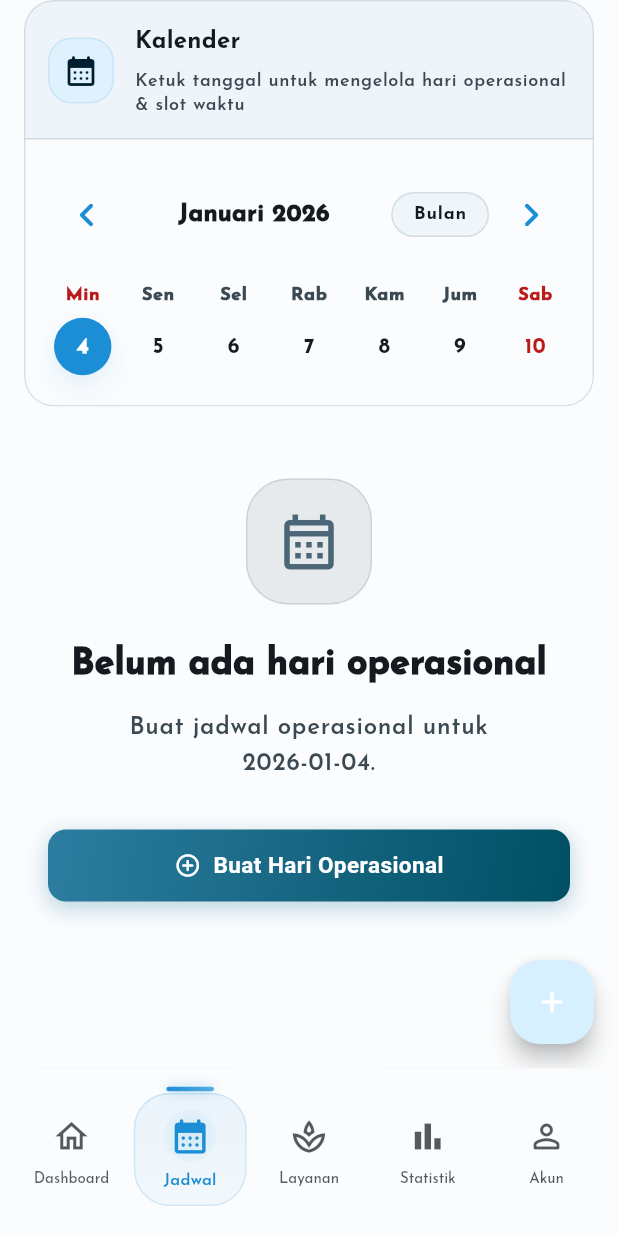
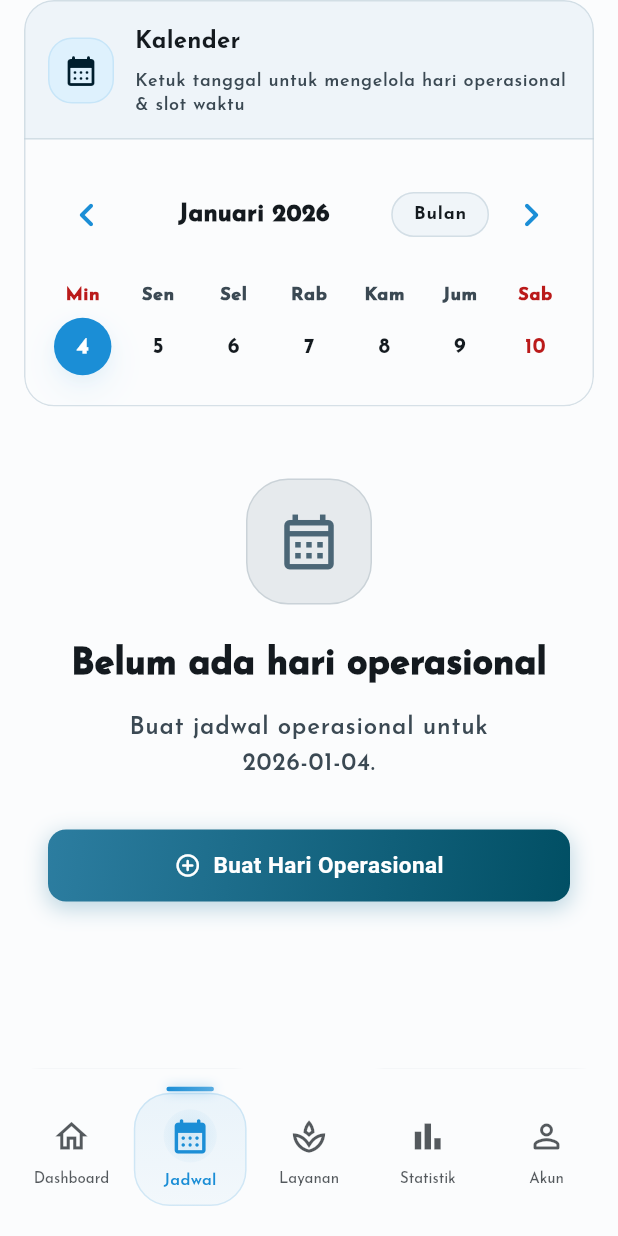
Before and after one commit to eveeze/Ema-Spa-Manager, a Flutter app: the ScheduleView screen opened by its route, item 2 of the bottom bar chosen, on a phone screen of 412 x 824 dp. Run offline on Flutter 3.47's test engine with Material 3 defaults, Android fonts, the phone set to English and light mode, and no system bars; drawn by our look-alikes of table_calendar; our stand-ins replace cached_network_image, connectivity_plus, device_info_plus, dio, equatable, fl_chart and 10 more; missing offline and left inert: onesignal_flutter; accounts and stored records are empty; network calls fail; statements that could not run were skipped.

Commit message:
feat : no fab on schedule view

```diff
--- a/lib/features/notification/controllers/notification_controller.dart
+++ b/lib/features/notification/controllers/notification_controller.dart
@@ -67,7 +67,6 @@ class NotificationController extends GetxController {
 
       _calculateUnreadCount();
     } catch (e) {
-      print("[FETCH_NOTIFICATIONS_ERROR] $e");
       Get.snackbar(
         'Error',
         'Gagal memuat notifikasi. Silakan coba lagi.',
@@ -103,7 +102,6 @@ class NotificationController extends GetxController {
     try {
       await _repository.markNotificationAsRead(notificationId);
     } catch (e) {
-      print("[MARK_AS_READ_ERROR] Failed to mark as read on server: $e");
       // Rollback: Kembalikan ke state semula jika API gagal
       notifications[index] = oldNotification;
       _calculateUnreadCount();
@@ -141,7 +139,6 @@ class NotificationController extends GetxController {
     try {
       await _repository.markAllNotificationsAsRead();
     } catch (e) {
-      print("[MARK_ALL_AS_READ_ERROR] $e");
       // Jika gagal, sinkronkan ulang dengan data dari server
       fetchNotifications(isRefresh: true);
       Get.snackbar('Error', 'Gagal menandai semua notifikasi.');
@@ -155,7 +152,6 @@ class NotificationController extends GetxController {
 
   /// Menangani aksi saat push notification di-klik.
   void _handleNotificationClick(OSNotification notification) {
-    print('NOTIFICATION CLICKED: ${notification.jsonRepresentation()}');
     // Segarkan daftar notifikasi di background
     fetchNotifications(isRefresh: true);
 
--- a/lib/features/schedule/views/schedule_view.dart
+++ b/lib/features/schedule/views/schedule_view.dart
@@ -61,7 +61,6 @@ class _ScheduleViewState extends State<ScheduleView> {
 
         return Scaffold(
           backgroundColor: bg,
-          floatingActionButton: _buildFab(context),
           body: SafeArea(
             child:
                 isBusy
@@ -98,17 +97,6 @@ class _ScheduleViewState extends State<ScheduleView> {
           ),
         );
       }),
-    );
-  }
-
-  Widget _buildFab(BuildContext context) {
-    final colorScheme = Theme.of(context).colorScheme;
-
-    return FloatingActionButton(
-      heroTag: 'add_schedule_fab',
-      onPressed: () => Get.toNamed(AppRoutes.operatingScheduleForm),
-      tooltip: 'Buat Hari Operasional',
-      child: Icon(Icons.add_rounded, color: colorScheme.onPrimary),
     );
   }
 
```
Also changed, not shown: lib/features/reservation/views/reservation_form_view.dart (+10 -5 lines), lib/features/staff/views/staff_edit_view.dart (+21 -15 lines).
